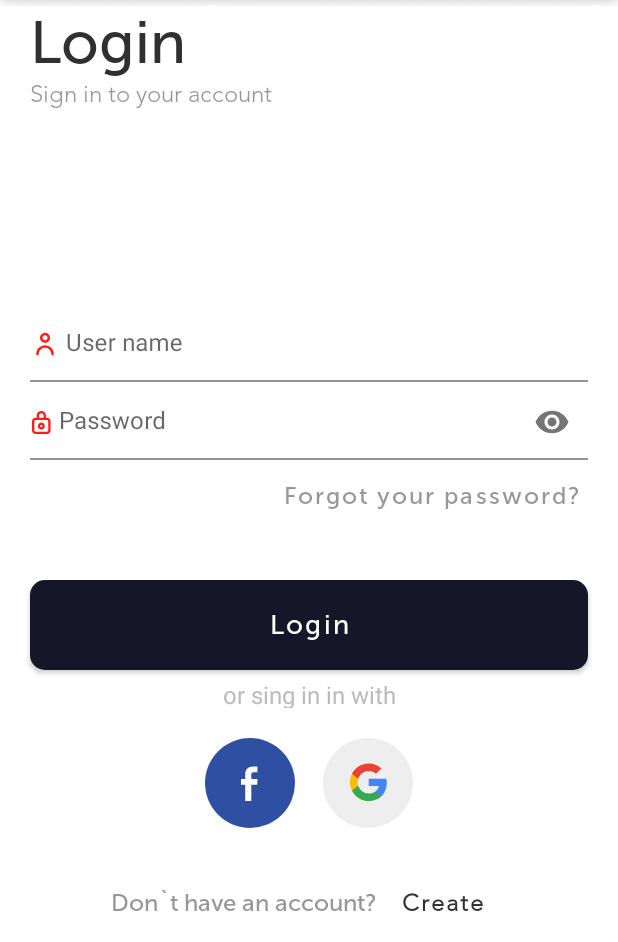
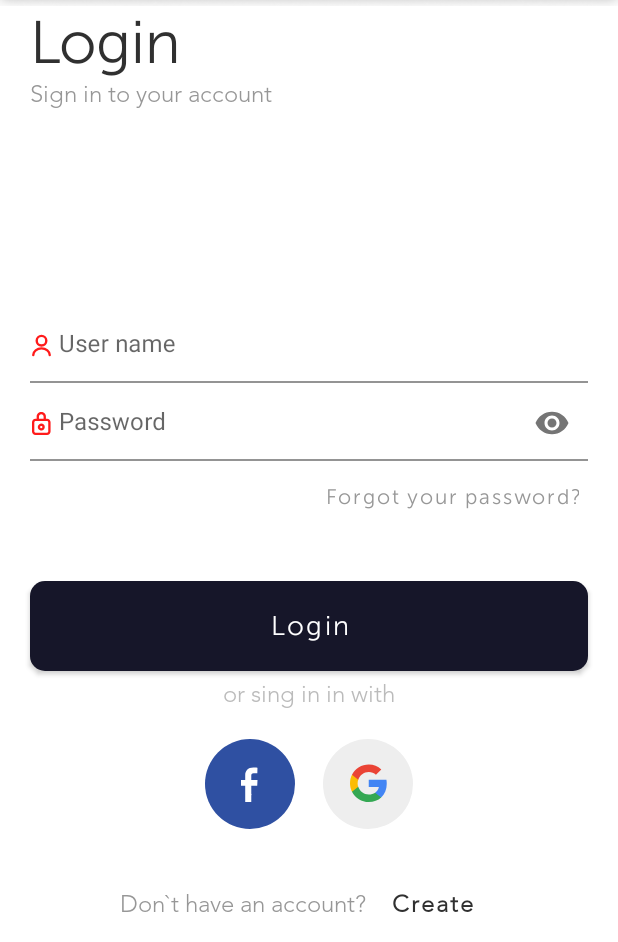
Before and after one commit to ShahzodbekDev/AndroNews, an Android app: the InterestesFragment screen opened through its navigation route, after a tap on "Continue", on a phone screen of 412 x 824 dp, the part 294-1236 px from its top. Run offline under Robolectric (Android 15) with nearby library versions, the phone set to English and light mode, and no system bars; our stand-ins replace Dagger/Hilt's generated code, navigation-ui; pictures from the network do not load.

Commit message:
SignIn Backend

```diff
--- a/app/src/main/java/com/example/andronews/common/Constants.kt
+++ b/app/src/main/java/com/example/andronews/common/Constants.kt
@@ -1,5 +1,5 @@
 package com.example.andronews.common
 
 object Constants {
-   const val HOST = "https://my.url.com"
+   const val HOST = "https://cf054a93-f11e-41db-88bc-ead69572acea.mock.pstmn.io/"
 }
--- a/app/src/main/java/com/example/andronews/data/api/auth/AuthApi.kt
+++ b/app/src/main/java/com/example/andronews/data/api/auth/AuthApi.kt
@@ -7,7 +7,7 @@ import retrofit2.http.POST
 
 interface AuthApi {
 
-    @POST("auth/sign-in/")
+    @POST("auth/sign-in")
     suspend fun signIn(@Body request: SignInRequest) : SignInResponse
 
 }
--- a/app/src/main/java/com/example/andronews/data/repo/AuthRepositoryImpl.kt
+++ b/app/src/main/java/com/example/andronews/data/repo/AuthRepositoryImpl.kt
@@ -14,11 +14,11 @@ class AuthRepositoryImpl @Inject constructor(
     private val tokenStore: TokenStore,
     private val userStore: UserStore
 ) : AuthRepository {
-    override suspend fun signIn(username: String, password: String) : User {
+    override suspend fun signIn(username: String, password: String) {
         val request = SignInRequest(username, password)
         val response = authApi.signIn(request)
         tokenStore.set(response.token)
         userStore.set(response.user)
-        return response.user.toUser()
+
     }
 }
--- a/app/src/main/java/com/example/andronews/domain/repo/AuthRepository.kt
+++ b/app/src/main/java/com/example/andronews/domain/repo/AuthRepository.kt
@@ -1,7 +1,5 @@
 package com.example.andronews.domain.repo
 
-import com.example.andronews.domain.model.User
-
 interface AuthRepository {
-    suspend fun signIn(username: String, password: String): User
+    suspend fun signIn(username: String, password: String)
 }
--- a/app/src/main/java/com/example/andronews/presntation/sign_in/SignInFragment.kt
+++ b/app/src/main/java/com/example/andronews/presntation/sign_in/SignInFragment.kt
@@ -27,6 +27,7 @@ class SignInFragment : BaseFragment<FragmentSignInBinding>(FragmentSignInBinding
 
         viewModel.loading.observe(viewLifecycleOwner) { isLoading ->
             progressBar.isVisible = isLoading
+            login.text = if (isLoading) null else getString(R.string.fragment_sign_in_login)
         }
 
         viewModel.events.observe(viewLifecycleOwner) { event ->
@@ -35,7 +36,7 @@ class SignInFragment : BaseFragment<FragmentSignInBinding>(FragmentSignInBinding
                 SignInViewModel.Event.ConnectionError -> toast(R.string.connection_error)
                 SignInViewModel.Event.Error -> toast(R.string.error)
                 SignInViewModel.Event.InvalidCredentials -> toast(R.string.invalid_credentials)
-                SignInViewModel.Event.NavigateToHome -> TODO()
+                SignInViewModel.Event.NavigateToHome -> toast(R.string.app_name)
                 else -> toast(R.string.unknown_error)
             }
         }
@@ -47,10 +48,6 @@ class SignInFragment : BaseFragment<FragmentSignInBinding>(FragmentSignInBinding
         login.setOnClickListener {
             viewModel.signIn(userName.text.toString(), password.text.toString())
         }
-
-
-
-
     }
 
 }
--- a/app/src/main/res/drawable/ic_user.xml
+++ b/app/src/main/res/drawable/ic_user.xml
@@ -1,12 +1,7 @@
-<vector xmlns:android="http://schemas.android.com/apk/res/android"
-    android:width="20dp"
-    android:height="20dp"
-    android:viewportWidth="20"
-    android:viewportHeight="20">
-  <path
-      android:pathData="M10,9.167C10.659,9.167 11.304,8.971 11.852,8.605C12.4,8.239 12.827,7.718 13.08,7.109C13.332,6.5 13.398,5.83 13.269,5.183C13.141,4.536 12.823,3.942 12.357,3.476C11.891,3.01 11.297,2.693 10.65,2.564C10.004,2.435 9.334,2.501 8.724,2.754C8.115,3.006 7.595,3.433 7.229,3.981C6.862,4.53 6.667,5.174 6.667,5.833C6.667,6.717 7.018,7.565 7.643,8.19C8.268,8.815 9.116,9.167 10,9.167ZM10,4.167C10.33,4.167 10.652,4.264 10.926,4.448C11.2,4.631 11.414,4.891 11.54,5.196C11.666,5.5 11.699,5.835 11.635,6.158C11.57,6.482 11.412,6.779 11.179,7.012C10.946,7.245 10.649,7.404 10.325,7.468C10.002,7.532 9.667,7.499 9.362,7.373C9.058,7.247 8.797,7.033 8.614,6.759C8.431,6.485 8.333,6.163 8.333,5.833C8.333,5.391 8.509,4.967 8.822,4.655C9.134,4.342 9.558,4.167 10,4.167Z"
-      android:fillColor="#FF1B1B"/>
-  <path
-      android:pathData="M10,10.833C8.453,10.833 6.969,11.448 5.875,12.542C4.781,13.636 4.167,15.12 4.167,16.667C4.167,16.888 4.255,17.1 4.411,17.256C4.567,17.412 4.779,17.5 5,17.5C5.221,17.5 5.433,17.412 5.589,17.256C5.746,17.1 5.833,16.888 5.833,16.667C5.833,15.562 6.272,14.502 7.054,13.72C7.835,12.939 8.895,12.5 10,12.5C11.105,12.5 12.165,12.939 12.946,13.72C13.728,14.502 14.167,15.562 14.167,16.667C14.167,16.888 14.255,17.1 14.411,17.256C14.567,17.412 14.779,17.5 15,17.5C15.221,17.5 15.433,17.412 15.589,17.256C15.746,17.1 15.833,16.888 15.833,16.667C15.833,15.12 15.219,13.636 14.125,12.542C13.031,11.448 11.547,10.833 10,10.833Z"
-      android:fillColor="#FF1B1B"/>
+<vector xmlns:android="http://schemas.android.com/apk/res/android" android:height="13dp" android:viewportHeight="24" android:viewportWidth="24" android:width="13dp">
+
+    <path android:fillColor="#00000000" android:pathData="M12,12C14.761,12 17,9.761 17,7C17,4.239 14.761,2 12,2C9.239,2 7,4.239 7,7C7,9.761 9.239,12 12,12Z" android:strokeColor="#171717" android:strokeLineCap="round" android:strokeLineJoin="round" android:strokeWidth="2.5"/>
+
+    <path android:fillColor="#00000000" android:pathData="M20.59,22C20.59,18.13 16.74,15 12,15C7.26,15 3.41,18.13 3.41,22" android:strokeColor="#171717" android:strokeLineCap="round" android:strokeLineJoin="round" android:strokeWidth="2.5"/>
+
 </vector>
--- a/app/src/main/res/layout/fragment_interestes.xml
+++ b/app/src/main/res/layout/fragment_interestes.xml
@@ -23,10 +23,10 @@
         android:layout_height="wrap_content"
         android:layout_marginHorizontal="20dp"
         android:layout_marginTop="36dp"
-        android:fontFamily="@font/museosanscyrl"
+        android:fontFamily="@font/museo_light "
         android:text="@string/interestes_watch_news"
         android:textColor="@color/mainTextColor"
-        android:textSize="36sp"
+        android:textSize="40sp"
         app:layout_constraintTop_toBottomOf="@+id/logo" />
 
     <TextView
@@ -64,7 +64,7 @@
         android:text="@string/interestes_btn_continue"
         android:textAllCaps="false"
         android:textColor="@color/white"
-        android:fontFamily="@font/museosanscyrl"
+        android:fontFamily="@font/museo_light"
         android:textSize="18sp"
         app:layout_constraintBottom_toBottomOf="parent" />
 
--- a/app/src/main/res/layout/fragment_sign_in.xml
+++ b/app/src/main/res/layout/fragment_sign_in.xml
@@ -34,14 +34,13 @@
 
     <TextView
         android:id="@+id/loginText"
-        android:layout_width="match_parent"
+        android:layout_width="wrap_content"
         android:layout_height="wrap_content"
         android:layout_marginHorizontal="20dp"
-        android:fontFamily="@font/museosanscyrl"
+        android:fontFamily="@font/museo_light"
         android:text="@string/sign_in_login_text"
         android:textColor="@color/mainTextColor"
         android:textSize="40sp"
-        app:layout_constraintEnd_toEndOf="parent"
         app:layout_constraintStart_toStartOf="parent"
         app:layout_constraintTop_toBottomOf="@+id/cardView" />
 
@@ -124,13 +123,13 @@
         style="@style/Widget.MaterialComponents.Button.TextButton"
         android:layout_width="wrap_content"
         android:layout_height="wrap_content"
-        android:fontFamily="@font/museosanscyrl"
+        android:fontFamily="@font/museo_light"
         android:paddingHorizontal="6dp"
         android:paddingVertical="8dp"
         android:text="@string/fragment_sign_in_forgot_password"
         android:textAllCaps="false"
         android:textColor="@color/subTextColor"
-        android:textSize="16sp"
+        android:textSize="14sp"
         app:layout_constraintEnd_toEndOf="@+id/passwordLayout"
         app:layout_constraintTop_toBottomOf="@+id/passwordLayout" />
 
@@ -142,7 +141,7 @@
         android:layout_marginHorizontal="20dp"
         android:layout_marginBottom="5dp"
         android:background="@drawable/button_background"
-        android:fontFamily="@font/museosanscyrl"
+        android:fontFamily="@font/museo_light"
         android:text="@string/fragment_sign_in_login"
         android:textAllCaps="false"
         android:textSize="18sp"
@@ -170,6 +169,7 @@
         android:layout_marginBottom="20dp"
         android:text="@string/fragment_sign_in_or_sing_in_with"
         android:textAlignment="center"
+        android:fontFamily="@font/avenir_light"
         android:textColor="#bbbbbb"
         android:textSize="16sp"
         app:layout_constraintBottom_toTopOf="@+id/linearLayout"
@@ -208,7 +208,7 @@
         android:layout_width="wrap_content"
         android:layout_height="wrap_content"
         android:layout_marginBottom="16dp"
-        android:fontFamily="@font/museosanscyrl"
+        android:fontFamily="@font/avenir_light"
         android:text="@string/fragment_sign_in_dont_have_account"
         android:textColor="@color/subTextColor"
         android:textSize="16sp"
--- a/app/src/main/res/layout/item_interestes.xml
+++ b/app/src/main/res/layout/item_interestes.xml
@@ -31,7 +31,7 @@
         android:text="World"
         android:layout_marginStart="20dp"
         android:textSize="18sp"
-        android:fontFamily="@font/museosanscyrl"
+        android:fontFamily="@font/museo_light"
         android:textColor="#4d4d4d"
         app:layout_constraintBottom_toBottomOf="parent"
         app:layout_constraintStart_toEndOf="@+id/materialCardView"
@@ -45,6 +45,7 @@
         android:text="@string/item_interestes_following"
         android:background="@drawable/iinterests_following_button_background"
         app:backgroundTint="@null"
+        android:fontFamily="@font/museo_light"
         android:textAllCaps="false"
         android:textSize="14sp"
         android:layout_marginEnd="20dp"
--- a/app/src/main/res/layout/item_splash.xml
+++ b/app/src/main/res/layout/item_splash.xml
@@ -22,7 +22,7 @@
         android:layout_height="wrap_content"
         android:layout_marginHorizontal="40dp"
         android:layout_marginTop="20dp"
-        android:fontFamily="@font/museosanscyrl"
+        android:fontFamily="@font/museo_bold"
         android:text="@string/splash_title_0"
         android:textAlignment="center"
         android:textAllCaps="true"
@@ -50,7 +50,7 @@
     <TextView
         android:layout_width="wrap_content"
         android:layout_height="wrap_content"
-        android:fontFamily="@font/museosanscyrl"
+        android:fontFamily="@font/museo_light"
         android:text="@string/splash_continue"
         android:textColor="@color/white"
         android:textSize="16sp"
```
Also changed, not shown: app/src/main/java/com/example/andronews/presntation/sign_in/SignInViewModel.kt (+5 -2 lines), app/src/main/res/font/museo_bold.ttf (added), app/src/main/res/font/museo_light.ttf (added), app/src/main/res/font/museosanscyrl.otf (deleted).
